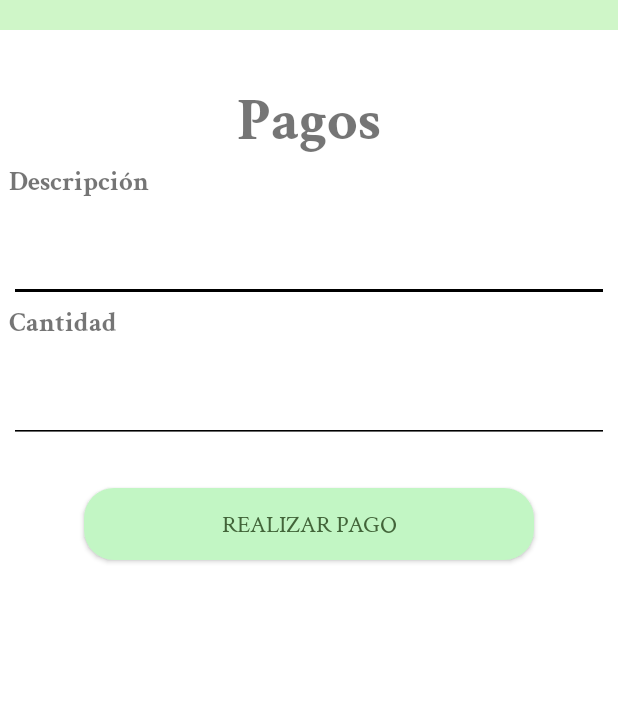
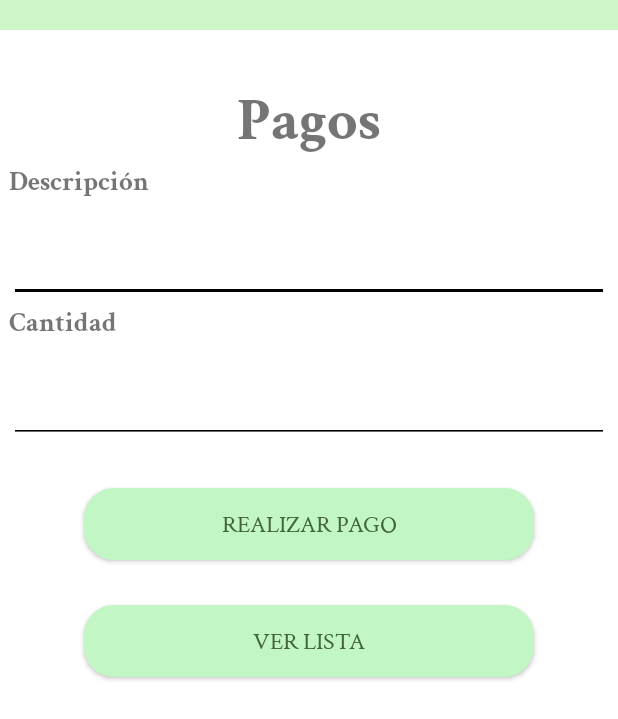
Before and after one commit to NormanRomero06/FavaApp, an Android app: the fragment PagosFragment shown on its own in the app's theme, on a phone screen of 412 x 824 dp. Shown: the top 719 px of the screen. Run offline under Robolectric (Android 15) with nearby library versions, the phone set to English and light mode, and no system bars; our stand-ins replace Volley; network calls fail.

Commit message:
Boton lista de pago listo

```diff
--- a/app/src/main/java/com/example/appfavas/ui/pagos/PagosFragment.kt
+++ b/app/src/main/java/com/example/appfavas/ui/pagos/PagosFragment.kt
@@ -6,10 +6,12 @@ import android.view.View
 import android.view.ViewGroup
 import android.widget.Toast
 import androidx.fragment.app.Fragment
+import androidx.navigation.Navigation
 import com.android.volley.Request
 import com.android.volley.Response
 import com.android.volley.toolbox.StringRequest
 import com.android.volley.toolbox.Volley
+import com.example.appfavas.R
 import com.example.appfavas.databinding.FragmentPagosBinding
 
 class PagosFragment : Fragment() {
@@ -26,6 +28,7 @@ class PagosFragment : Fragment() {
         binding = FragmentPagosBinding.inflate(inflater, container, false)
         val root: View = binding.root
         realizarPago()
+        mostrarLista()
 
         return root
     }
@@ -103,6 +106,12 @@ class PagosFragment : Fragment() {
         return valido
     }
 
+    fun mostrarLista(){
+        binding.btnVerLista.setOnClickListener {
+            Navigation.findNavController(binding.root).navigate(R.id.historialPagos)
+        }
+    }
+
     override fun onDestroyView() {
         super.onDestroyView()
         binding
--- a/app/src/main/res/layout/fragment_pagos.xml
+++ b/app/src/main/res/layout/fragment_pagos.xml
@@ -99,4 +99,18 @@
         app:layout_constraintStart_toStartOf="@id/VwPagos"
         app:layout_constraintTop_toBottomOf="@id/etCantidad" />
 
+    <androidx.appcompat.widget.AppCompatButton
+        android:id="@+id/btnVerLista"
+        android:layout_width="300dp"
+        android:layout_height="wrap_content"
+        android:layout_marginTop="30dp"
+        android:background="@drawable/btn_shape"
+        android:fontFamily="@font/crimson_text_regular"
+        android:text="Ver lista"
+        android:textColor="@color/boton"
+        android:textSize="16sp"
+        app:layout_constraintEnd_toEndOf="@id/btnRealizarPago"
+        app:layout_constraintStart_toStartOf="@id/btnRealizarPago"
+        app:layout_constraintTop_toBottomOf="@id/btnRealizarPago" />
+
 </androidx.constraintlayout.widget.ConstraintLayout>
```
Also changed, not shown: app/src/main/java/com/example/appfavas/modelos/Articulo/ArticuloVentasAdapter.kt (+13 -0 lines), app/src/main/java/com/example/appfavas/modelos/Ventas/DetalleVentasAdapter.kt (+9 -1 lines), app/src/main/java/com/example/appfavas/ui/Ventas/CobroFragment.kt (+7 -2 lines), app/src/main/res/layout/fragment_cobro.xml (+4 -19 lines).
